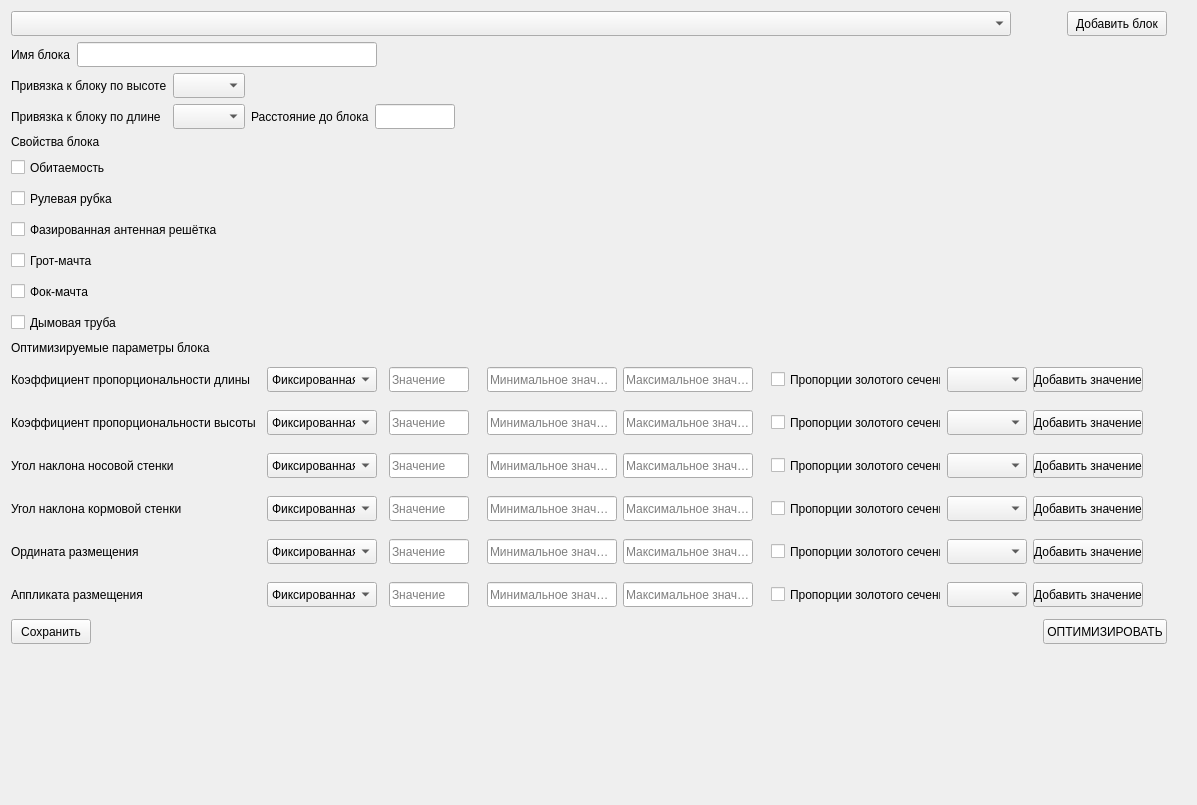
Qt form source/gui/enteringblocks.ui (baseoleph/secad) before a commit.
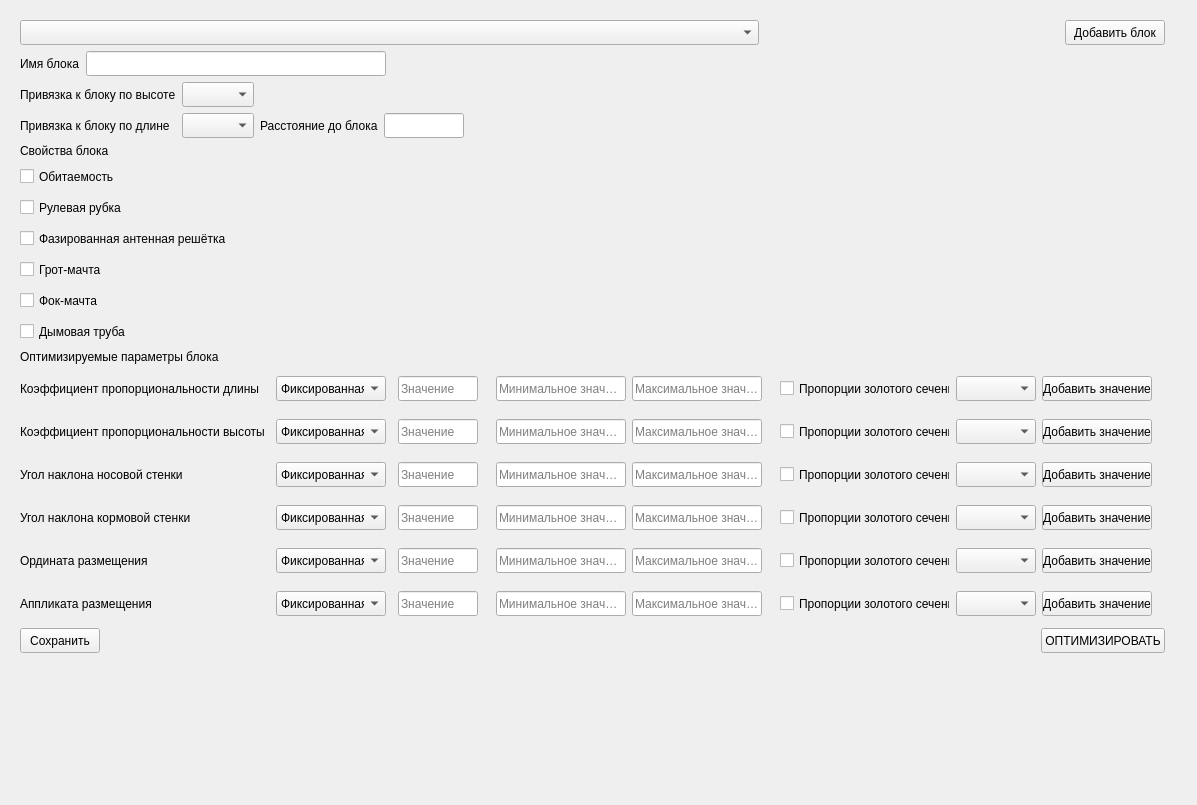
The same form after that commit.

Diff of the .ui file:
```diff
--- a/source/gui/enteringblocks.ui
+++ b/source/gui/enteringblocks.ui
@@ -14,7 +14,16 @@
    <string>Form</string>
   </property>
   <layout class="QGridLayout" name="gridLayout_3">
-   <item row="0" column="0">
+   <item row="10" column="0">
+    <widget class="QWidget" name="widget" native="true">
+     <property name="maximumSize">
+      <size>
+       <width>1163</width>
+       <height>16777215</height>
+      </size>
+     </property>
+     <layout class="QVBoxLayout" name="verticalLayout">
+      <item>
     <layout class="QHBoxLayout" name="horizontalLayout_12">
      <item>
       <widget class="QComboBox" name="comboBox_13">
@@ -26,7 +35,7 @@
        </property>
        <property name="minimumSize">
         <size>
-         <width>1000</width>
+            <width>0</width>
          <height>25</height>
         </size>
        </property>
@@ -43,9 +52,12 @@
        <property name="orientation">
         <enum>Qt::Horizontal</enum>
        </property>
+          <property name="sizeType">
+           <enum>QSizePolicy::Fixed</enum>
+          </property>
        <property name="sizeHint" stdset="0">
         <size>
-         <width>40</width>
+            <width>300</width>
          <height>20</height>
         </size>
        </property>
@@ -78,27 +90,59 @@
      </item>
     </layout>
    </item>
-   <item row="3" column="0">
-    <widget class="QLabel" name="label_8">
+      <item>
+       <layout class="QHBoxLayout" name="horizontalLayout">
+        <item>
+         <widget class="QLabel" name="label">
+          <property name="minimumSize">
+           <size>
+            <width>0</width>
+            <height>25</height>
+           </size>
+          </property>
+          <property name="maximumSize">
+           <size>
+            <width>16777215</width>
+            <height>25</height>
+           </size>
+          </property>
      <property name="text">
-      <string>Свойства блока</string>
+           <string>Имя блока</string>
      </property>
     </widget>
    </item>
-   <item row="12" column="0">
-    <spacer name="verticalSpacer">
+        <item>
+         <widget class="QLineEdit" name="lineEdit_titleblock">
+          <property name="minimumSize">
+           <size>
+            <width>300</width>
+            <height>25</height>
+           </size>
+          </property>
+          <property name="maximumSize">
+           <size>
+            <width>300</width>
+            <height>25</height>
+           </size>
+          </property>
+         </widget>
+        </item>
+        <item>
+         <spacer name="horizontalSpacer_4">
      <property name="orientation">
-      <enum>Qt::Vertical</enum>
+           <enum>Qt::Horizontal</enum>
      </property>
      <property name="sizeHint" stdset="0">
       <size>
-       <width>20</width>
-       <height>40</height>
+            <width>40</width>
+            <height>20</height>
       </size>
      </property>
     </spacer>
    </item>
-   <item row="2" column="0">
+       </layout>
+      </item>
+      <item>
     <layout class="QGridLayout" name="gridLayout_4">
      <item row="0" column="0">
       <widget class="QLabel" name="label_9">
@@ -220,7 +264,152 @@
      </item>
     </layout>
    </item>
+      <item>
+       <widget class="QLabel" name="label_8">
+        <property name="text">
+         <string>Свойства блока</string>
+        </property>
+       </widget>
+      </item>
+      <item>
+       <layout class="QGridLayout" name="gridLayout_2">
+        <item row="5" column="0">
+         <widget class="QCheckBox" name="checkBox_mainmast">
+          <property name="minimumSize">
+           <size>
+            <width>0</width>
+            <height>25</height>
+           </size>
+          </property>
+          <property name="maximumSize">
+           <size>
+            <width>16777215</width>
+            <height>25</height>
+           </size>
+          </property>
+          <property name="text">
+           <string>Грот-мачта</string>
+          </property>
+         </widget>
+        </item>
+        <item row="2" column="0">
+         <widget class="QCheckBox" name="checkBox_habitability">
+          <property name="minimumSize">
+           <size>
+            <width>200</width>
+            <height>25</height>
+           </size>
+          </property>
+          <property name="maximumSize">
+           <size>
+            <width>200</width>
+            <height>25</height>
+           </size>
+          </property>
+          <property name="text">
+           <string>Обитаемость</string>
+          </property>
+         </widget>
+        </item>
+        <item row="3" column="0">
+         <widget class="QCheckBox" name="checkBox_wheelhouse">
+          <property name="minimumSize">
+           <size>
+            <width>0</width>
+            <height>25</height>
+           </size>
+          </property>
+          <property name="maximumSize">
+           <size>
+            <width>16777215</width>
+            <height>25</height>
+           </size>
+          </property>
+          <property name="text">
+           <string>Рулевая рубка</string>
+          </property>
+         </widget>
+        </item>
+        <item row="4" column="0">
+         <widget class="QCheckBox" name="checkBox_pap">
+          <property name="minimumSize">
+           <size>
+            <width>0</width>
+            <height>25</height>
+           </size>
+          </property>
+          <property name="maximumSize">
+           <size>
+            <width>16777215</width>
+            <height>25</height>
+           </size>
+          </property>
+          <property name="text">
+           <string>Фазированная антенная решётка</string>
+          </property>
+         </widget>
+        </item>
    <item row="6" column="0">
+         <widget class="QCheckBox" name="checkBox_foremast">
+          <property name="minimumSize">
+           <size>
+            <width>0</width>
+            <height>25</height>
+           </size>
+          </property>
+          <property name="maximumSize">
+           <size>
+            <width>16777215</width>
+            <height>25</height>
+           </size>
+          </property>
+          <property name="text">
+           <string>Фок-мачта</string>
+          </property>
+         </widget>
+        </item>
+        <item row="7" column="0">
+         <widget class="QCheckBox" name="checkBox_funnel">
+          <property name="minimumSize">
+           <size>
+            <width>0</width>
+            <height>25</height>
+           </size>
+          </property>
+          <property name="maximumSize">
+           <size>
+            <width>16777215</width>
+            <height>25</height>
+           </size>
+          </property>
+          <property name="text">
+           <string>Дымовая труба</string>
+          </property>
+         </widget>
+        </item>
+        <item row="2" column="1">
+         <spacer name="horizontalSpacer_6">
+          <property name="orientation">
+           <enum>Qt::Horizontal</enum>
+          </property>
+          <property name="sizeHint" stdset="0">
+           <size>
+            <width>40</width>
+            <height>20</height>
+           </size>
+          </property>
+         </spacer>
+        </item>
+       </layout>
+      </item>
+      <item>
+       <widget class="QLabel" name="label_18">
+        <property name="text">
+         <string>Оптимизируемые параметры блока</string>
+        </property>
+       </widget>
+      </item>
+      <item>
     <layout class="QGridLayout" name="gridLayout">
      <item row="1" column="0">
       <layout class="QHBoxLayout" name="horizontalLayout_13">
@@ -1826,197 +2015,7 @@
      </item>
     </layout>
    </item>
-   <item row="5" column="0">
-    <widget class="QLabel" name="label_18">
-     <property name="text">
-      <string>Оптимизируемые параметры блока</string>
-     </property>
-    </widget>
-   </item>
-   <item row="1" column="0">
-    <layout class="QHBoxLayout" name="horizontalLayout">
      <item>
-      <widget class="QLabel" name="label">
-       <property name="minimumSize">
-        <size>
-         <width>0</width>
-         <height>25</height>
-        </size>
-       </property>
-       <property name="maximumSize">
-        <size>
-         <width>16777215</width>
-         <height>25</height>
-        </size>
-       </property>
-       <property name="text">
-        <string>Имя блока</string>
-       </property>
-      </widget>
-     </item>
-     <item>
-      <widget class="QLineEdit" name="lineEdit_titleblock">
-       <property name="minimumSize">
-        <size>
-         <width>300</width>
-         <height>25</height>
-        </size>
-       </property>
-       <property name="maximumSize">
-        <size>
-         <width>300</width>
-         <height>25</height>
-        </size>
-       </property>
-      </widget>
-     </item>
-     <item>
-      <spacer name="horizontalSpacer_4">
-       <property name="orientation">
-        <enum>Qt::Horizontal</enum>
-       </property>
-       <property name="sizeHint" stdset="0">
-        <size>
-         <width>40</width>
-         <height>20</height>
-        </size>
-       </property>
-      </spacer>
-     </item>
-    </layout>
-   </item>
-   <item row="4" column="0">
-    <layout class="QGridLayout" name="gridLayout_2">
-     <item row="5" column="0">
-      <widget class="QCheckBox" name="checkBox_mainmast">
-       <property name="minimumSize">
-        <size>
-         <width>0</width>
-         <height>25</height>
-        </size>
-       </property>
-       <property name="maximumSize">
-        <size>
-         <width>16777215</width>
-         <height>25</height>
-        </size>
-       </property>
-       <property name="text">
-        <string>Грот-мачта</string>
-       </property>
-      </widget>
-     </item>
-     <item row="2" column="0">
-      <widget class="QCheckBox" name="checkBox_habitability">
-       <property name="minimumSize">
-        <size>
-         <width>200</width>
-         <height>25</height>
-        </size>
-       </property>
-       <property name="maximumSize">
-        <size>
-         <width>200</width>
-         <height>25</height>
-        </size>
-       </property>
-       <property name="text">
-        <string>Обитаемость</string>
-       </property>
-      </widget>
-     </item>
-     <item row="3" column="0">
-      <widget class="QCheckBox" name="checkBox_wheelhouse">
-       <property name="minimumSize">
-        <size>
-         <width>0</width>
-         <height>25</height>
-        </size>
-       </property>
-       <property name="maximumSize">
-        <size>
-         <width>16777215</width>
-         <height>25</height>
-        </size>
-       </property>
-       <property name="text">
-        <string>Рулевая рубка</string>
-       </property>
-      </widget>
-     </item>
-     <item row="4" column="0">
-      <widget class="QCheckBox" name="checkBox_pap">
-       <property name="minimumSize">
-        <size>
-         <width>0</width>
-         <height>25</height>
-        </size>
-       </property>
-       <property name="maximumSize">
-        <size>
-         <width>16777215</width>
-         <height>25</height>
-        </size>
-       </property>
-       <property name="text">
-        <string>Фазированная антенная решётка</string>
-       </property>
-      </widget>
-     </item>
-     <item row="6" column="0">
-      <widget class="QCheckBox" name="checkBox_foremast">
-       <property name="minimumSize">
-        <size>
-         <width>0</width>
-         <height>25</height>
-        </size>
-       </property>
-       <property name="maximumSize">
-        <size>
-         <width>16777215</width>
-         <height>25</height>
-        </size>
-       </property>
-       <property name="text">
-        <string>Фок-мачта</string>
-       </property>
-      </widget>
-     </item>
-     <item row="7" column="0">
-      <widget class="QCheckBox" name="checkBox_funnel">
-       <property name="minimumSize">
-        <size>
-         <width>0</width>
-         <height>25</height>
-        </size>
-       </property>
-       <property name="maximumSize">
-        <size>
-         <width>16777215</width>
-         <height>25</height>
-        </size>
-       </property>
-       <property name="text">
-        <string>Дымовая труба</string>
-       </property>
-      </widget>
-     </item>
-     <item row="2" column="1">
-      <spacer name="horizontalSpacer_6">
-       <property name="orientation">
-        <enum>Qt::Horizontal</enum>
-       </property>
-       <property name="sizeHint" stdset="0">
-        <size>
-         <width>40</width>
-         <height>20</height>
-        </size>
-       </property>
-      </spacer>
-     </item>
-    </layout>
-   </item>
-   <item row="10" column="0">
     <layout class="QHBoxLayout" name="horizontalLayout_38">
      <item>
       <widget class="QPushButton" name="pushButton_9">
@@ -2048,9 +2047,12 @@
        <property name="orientation">
         <enum>Qt::Horizontal</enum>
        </property>
+          <property name="sizeType">
+           <enum>QSizePolicy::Fixed</enum>
+          </property>
        <property name="sizeHint" stdset="0">
         <size>
-         <width>40</width>
+            <width>1000</width>
          <height>20</height>
         </size>
        </property>
@@ -2085,6 +2087,22 @@
       </widget>
      </item>
     </layout>
+      </item>
+     </layout>
+    </widget>
+   </item>
+   <item row="13" column="0">
+    <spacer name="verticalSpacer">
+     <property name="orientation">
+      <enum>Qt::Vertical</enum>
+     </property>
+     <property name="sizeHint" stdset="0">
+      <size>
+       <width>20</width>
+       <height>40</height>
+      </size>
+     </property>
+    </spacer>
    </item>
    <item row="10" column="1">
     <spacer name="horizontalSpacer_7">
```
Left out of the diff: 2 changed lines with no effect on the pictures. Lines whose indentation alone changed are shown as unchanged.
